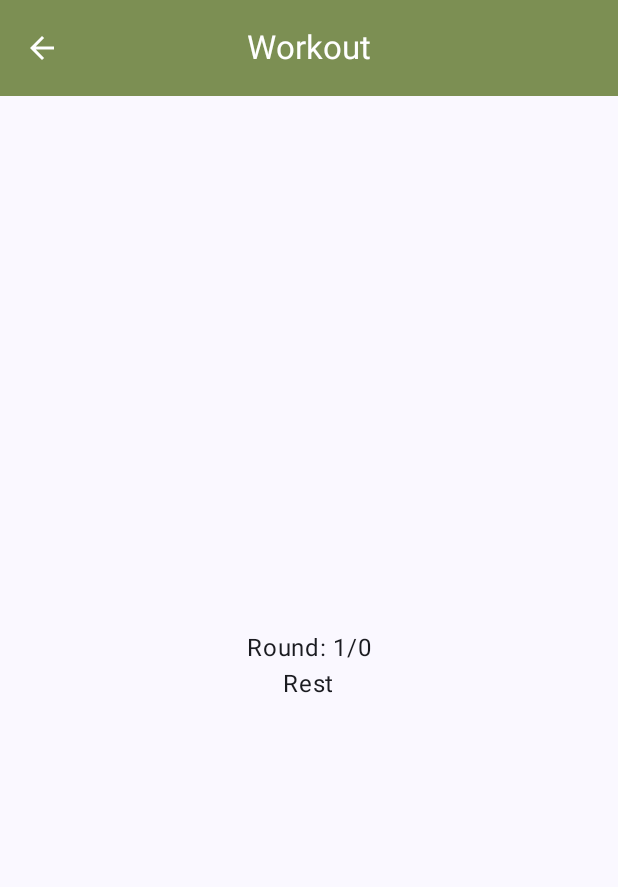
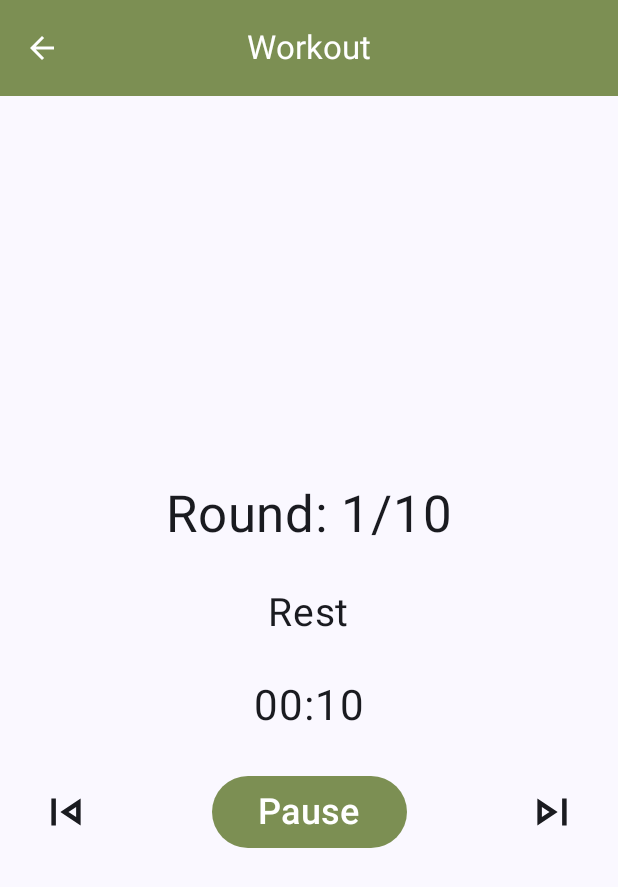
Before and after one commit to lhahut96/fittimer, an Android app built with Jetpack Compose: the ProgressingScreen screen opened through its navigation route, on a phone screen of 412 x 824 dp. Shown: the top 887 px of the screen. Run offline under Robolectric (Android 15) with nearby library versions, the phone set to English and light mode, and no system bars.

Commit message:
icons for screen 2 and fix start screen

```diff
--- a/app/src/main/java/com/example/kotlinproject/FitTimerScreen.kt
+++ b/app/src/main/java/com/example/kotlinproject/FitTimerScreen.kt
@@ -107,7 +107,7 @@ fun FitTimerApp(
                     AnimatedContentTransitionScope.SlideDirection.End, tween(300)
                 )
             },
-            startDestination = FitTimerScreen.Start.name,
+            startDestination = FitTimerScreen.Progressing.name,
             modifier = Modifier
                 .padding(innerPadding)
                 .fillMaxSize()
--- a/app/src/main/java/com/example/kotlinproject/ui/FitTimerUiState.kt
+++ b/app/src/main/java/com/example/kotlinproject/ui/FitTimerUiState.kt
@@ -5,7 +5,7 @@ import com.example.kotlinproject.data.FitTime
 data class FitTimerUiState(
     val workoutTime: FitTime = FitTime(0, 10),
     val restTime: FitTime = FitTime(1, 0),
-    val numberOfRounds: Int = 0,
+    val numberOfRounds: Int = 10,
     val currentRound: Int = 1,
     val clockState: FitTimerClockState = FitTimerClockState.Stop,
     val workState: FitTimerState = FitTimerState.Rest
--- a/app/src/main/java/com/example/kotlinproject/ui/FitTimerViewModel.kt
+++ b/app/src/main/java/com/example/kotlinproject/ui/FitTimerViewModel.kt
@@ -1,6 +1,5 @@
 package com.example.kotlinproject.ui
 
-import android.util.Log
 import androidx.lifecycle.ViewModel
 import com.example.kotlinproject.data.FitTime
 import com.example.kotlinproject.data.TimeUnit
@@ -81,23 +80,6 @@ class FitTimerViewModel : ViewModel() {
 
         }
 
-//    val increase: (type: FitTimerType) -> () -> FitTime = { type ->
-//        when (type) {
-//            FitTimerType.REP -> increaseRep
-//            FitTimerType.WORKOUT -> increaseWorkOutTime
-//            FitTimerType.REST -> increaseRestTime
-//        }
-//    }
-
-    val decrease: (type: FitTimerType) -> Unit = { type ->
-        when (type) {
-            FitTimerType.REP -> decreaseRep()
-            FitTimerType.WORKOUT -> decreaseWorkOutTime()
-            FitTimerType.REST -> decreaseRestTime()
-        }
-
-    }
-
     val nextRound: () -> Unit = {
         if (_uiState.value.currentRound < _uiState.value.numberOfRounds) {
             _uiState.update { currentState ->
@@ -106,6 +88,13 @@ class FitTimerViewModel : ViewModel() {
         }
     }
 
+    val goBackRound: () -> Unit = {
+        if (_uiState.value.currentRound >= 1) {
+            _uiState.update { currentState ->
+                currentState.copy(currentRound = currentState.currentRound.dec())
+            }
+        }
+    }
 }
 
 enum class FitTimerType { REP, WORKOUT, REST }
--- a/app/src/main/java/com/example/kotlinproject/ui/ProgressingScreen.kt
+++ b/app/src/main/java/com/example/kotlinproject/ui/ProgressingScreen.kt
@@ -1,25 +1,86 @@
 package com.example.kotlinproject.ui
 
+import android.graphics.drawable.VectorDrawable
+import androidx.compose.foundation.background
 import androidx.compose.foundation.layout.Arrangement
 import androidx.compose.foundation.layout.Column
+import androidx.compose.foundation.layout.Row
 import androidx.compose.foundation.layout.fillMaxWidth
+import androidx.compose.foundation.layout.height
+import androidx.compose.foundation.layout.padding
+import androidx.compose.foundation.layout.size
+import androidx.compose.foundation.layout.width
+import androidx.compose.foundation.rememberScrollState
+import androidx.compose.foundation.verticalScroll
+import androidx.compose.material.icons.Icons
+import androidx.compose.material3.Button
+import androidx.compose.material3.ButtonColors
+import androidx.compose.material3.Icon
+import androidx.compose.material3.IconButton
 import androidx.compose.material3.Text
 import androidx.compose.runtime.Composable
 import androidx.compose.runtime.collectAsState
 import androidx.compose.ui.Alignment
 import androidx.compose.ui.Modifier
+import androidx.compose.ui.graphics.Color
+import androidx.compose.ui.graphics.vector.ImageVector
+import androidx.compose.ui.res.colorResource
+import androidx.compose.ui.res.painterResource
+import androidx.compose.ui.unit.dp
+import androidx.compose.ui.unit.sp
 import androidx.lifecycle.viewmodel.compose.viewModel
+import com.example.kotlinproject.R
 
 @Composable
 fun ProgressingScreen(fitTimerViewModel: FitTimerViewModel = viewModel()) {
+    val scrollState = rememberScrollState()
+    val fitTimerState = fitTimerViewModel.uiState.collectAsState()
     Column(
-        verticalArrangement = Arrangement.Center,
+        verticalArrangement = Arrangement.spacedBy(30.dp, Alignment.CenterVertically),
         horizontalAlignment = Alignment.CenterHorizontally,
         modifier = Modifier
             .fillMaxWidth()
+            .padding(start = 20.dp, end = 20.dp)
+            .verticalScroll(scrollState)
     ) {
-        val fitTimerState = fitTimerViewModel.uiState.collectAsState()
-        Text(text = "Round: ${fitTimerState.value.currentRound}/${fitTimerState.value.numberOfRounds}")
-        Text(text = fitTimerState.value.workState.name)
+        Text(
+            text = "Round: ${fitTimerState.value.currentRound}/${fitTimerState.value.numberOfRounds}",
+            fontSize = 34.sp
+        )
+        Text(text = fitTimerState.value.workState.name, fontSize = 26.sp)
+        Row() {
+            val fontSize = 28.sp
+            Text(text = fitTimerState.value.workoutTime.formatedMinutes(), fontSize = fontSize)
+            Text(text = ":", fontSize = fontSize)
+            Text(text = fitTimerState.value.workoutTime.formatedSeconds(), fontSize = fontSize)
+        }
+        Row(horizontalArrangement = Arrangement.SpaceBetween, modifier = Modifier.fillMaxWidth()) {
+            IconButton(onClick = { fitTimerViewModel.goBackRound() }) {
+                Icon(
+                    painter = painterResource(id = R.drawable.skip_previous_24px),
+                    contentDescription = "Skip Previous button",
+                    modifier = Modifier.size(36.dp)
+                )
+            }
+            Button(
+                onClick = { }, colors = ButtonColors(
+                    colorResource(id = R.color.primary),
+                    colorResource(id = R.color.white),
+                    colorResource(id = R.color.primary),
+                    colorResource(id = R.color.primary),
+                ), modifier = Modifier
+                    .width(130.dp)
+                    .height(48.dp)
+            ) {
+                Text(text = "Pause", fontSize = 24.sp)
+            }
+            IconButton(onClick = { fitTimerViewModel.nextRound() }) {
+                Icon(
+                    painter = painterResource(id = R.drawable.skip_next_24px),
+                    contentDescription = "Skip Next button",
+                    modifier = Modifier.size(36.dp)
+                )
+            }
+        }
     }
 }
--- a/app/src/main/java/com/example/kotlinproject/ui/StartScreen.kt
+++ b/app/src/main/java/com/example/kotlinproject/ui/StartScreen.kt
@@ -83,7 +83,6 @@ fun StartScreen(
     val state = rememberScrollState()
 
     LaunchedEffect(key1 = keyboardHeight) {
-        Log.i("keyboard height", keyboardHeight.toString())
         coroutineScope.launch {
             state.scrollBy(keyboardHeight.toFloat())
         }
@@ -120,8 +119,7 @@ fun StartScreen(
                 },
                 isRep = true
             )
-            FitTimerComponent(
-                text = stringResource(id = R.string.workout_string),
+            FitTimerComponent(text = stringResource(id = R.string.workout_string),
                 value = workOutMinuteText,
                 secondValue = workOutSecondText,
                 haveSecondValue = true,
@@ -138,22 +136,16 @@ fun StartScreen(
                 onStringChange = { s: String, timeUnit: TimeUnit ->
                     if (s.isNotBlank()) {
                         fitTimerViewModel.changeTimeByString(
-                            s,
-                            timeUnit,
-                            FitTimerState.Workout
+                            s, timeUnit, FitTimerState.Workout
                         )
                     }
                     if (timeUnit == TimeUnit.Minute) {
-                        workOutMinuteText =
-                            s
+                        workOutMinuteText = s
                     } else {
-                        workOutSecondText =
-                            s
+                        workOutSecondText = s
                     }
-                }
-            )
-            FitTimerComponent(
-                text = stringResource(id = R.string.rest_string),
+                })
+            FitTimerComponent(text = stringResource(id = R.string.rest_string),
                 value = restMinuteText,
                 secondValue = restSecondText,
                 haveSecondValue = true,
@@ -170,20 +162,15 @@ fun StartScreen(
                 onStringChange = { s: String, timeUnit: TimeUnit ->
                     if (s.isNotBlank()) {
                         fitTimerViewModel.changeTimeByString(
-                            s,
-                            timeUnit,
-                            FitTimerState.Rest
+                            s, timeUnit, FitTimerState.Rest
                         )
                     }
                     if (timeUnit == TimeUnit.Minute) {
-                        restMinuteText =
-                            s
+                        restMinuteText = s
                     } else {
-                        restSecondText =
-                            s
+                        restSecondText = s
                     }
-                }
-            )
+                })
         }
         Spacer(modifier = Modifier.height(20.dp))
         Button(
@@ -209,7 +196,7 @@ fun FitTimerComponent(
     secondValue: String = "",
     increaseHandler: () -> Unit,
     decreaseHandler: () -> Unit,
-    onStringChange: (it: String, timeUnit: TimeUnit) -> Unit = { s: String, timeUnit: TimeUnit -> },
+    onStringChange: (it: String, timeUnit: TimeUnit) -> Unit,
     isRep: Boolean = false,
 ) {
 
@@ -241,8 +228,7 @@ fun FitTimerComponent(
                     },
                     textStyle = TextStyle(fontSize = 24.sp),
                     keyboardOptions = KeyboardOptions.Default.copy(keyboardType = KeyboardType.Number),
-                    keyboardActions = KeyboardActions(
-                        onDone = { Log.i("test", "test") },
+                    keyboardActions = KeyboardActions(onDone = { Log.i("test", "test") },
                         onGo = { Log.i("test", "go") }),
                     modifier = Modifier
                         .width(IntrinsicSize.Min)
@@ -251,8 +237,7 @@ fun FitTimerComponent(
                             if (!it.isFocused) {
                                 if (value.isBlank()) {
                                     if (isRep) onStringChange(
-                                        "0",
-                                        TimeUnit.Minute
+                                        "0", TimeUnit.Minute
                                     ) else onStringChange("00", TimeUnit.Minute)
                                 }
                             }
@@ -277,8 +262,7 @@ fun FitTimerComponent(
                                 if (!it.isFocused) {
                                     if (value.isBlank()) {
                                         if (isRep) onStringChange(
-                                            "0",
-                                            TimeUnit.Second
+                                            "0", TimeUnit.Second
                                         ) else onStringChange("00", TimeUnit.Second)
                                     }
                                 }
--- /dev/null
+++ b/app/src/main/res/drawable/skip_next_24px.xml
@@ -0,0 +1,10 @@
+<vector xmlns:android="http://schemas.android.com/apk/res/android"
+    android:width="24dp"
+    android:height="24dp"
+    android:viewportWidth="960"
+    android:viewportHeight="960"
+    android:tint="?android:colorControlNormal">
+  <path
+      android:fillColor="@android:color/white"
+      android:pathData="M660,720L660,240L740,240L740,720L660,720ZM220,720L220,240L580,480L220,720ZM300,480L300,480L300,480ZM300,570L436,480L300,390L300,570Z"/>
+</vector>
--- /dev/null
+++ b/app/src/main/res/drawable/skip_previous_24px.xml
@@ -0,0 +1,10 @@
+<vector xmlns:android="http://schemas.android.com/apk/res/android"
+    android:width="24dp"
+    android:height="24dp"
+    android:viewportWidth="960"
+    android:viewportHeight="960"
+    android:tint="?android:colorControlNormal">
+  <path
+      android:fillColor="@android:color/white"
+      android:pathData="M220,720L220,240L300,240L300,720L220,720ZM740,720L380,480L740,240L740,720ZM660,480L660,480L660,480ZM660,570L660,390L524,480L660,570Z"/>
+</vector>
```
